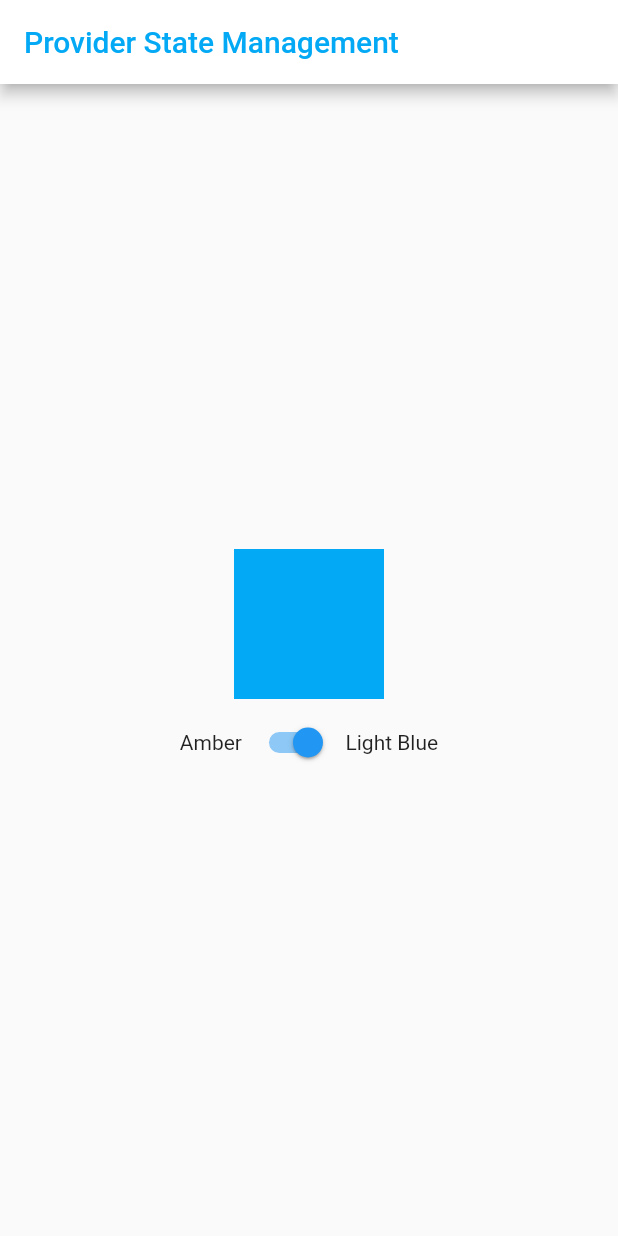
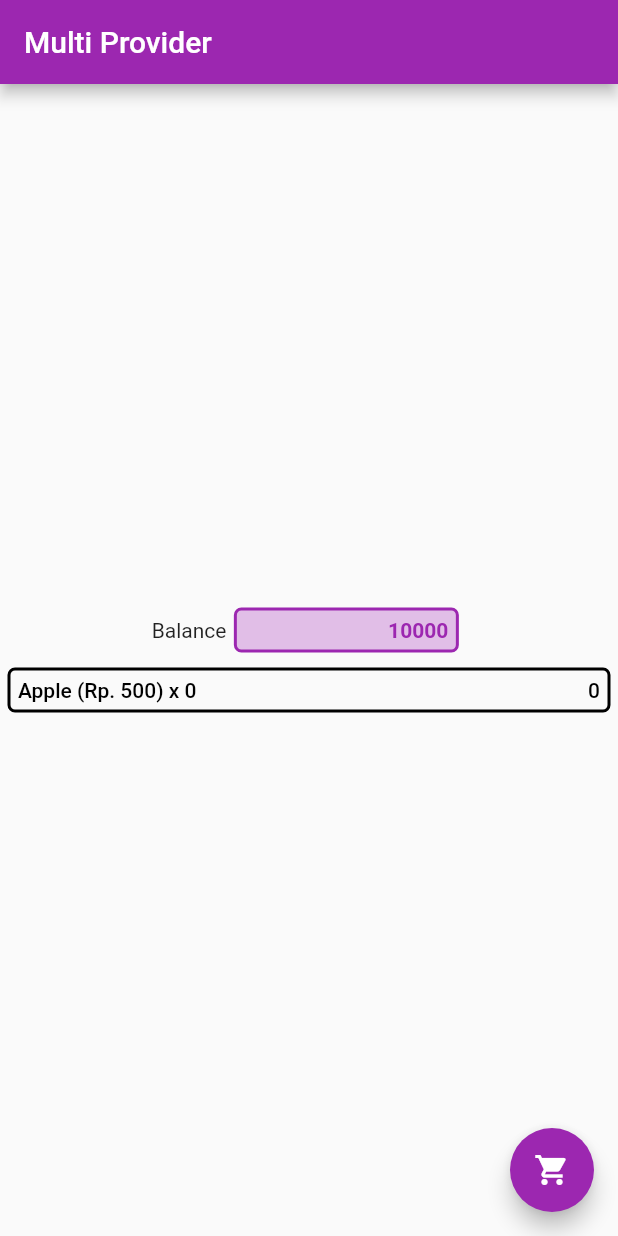
Before and after one commit to chaanto/state_flutter_fundamental, a Flutter app: the screen it shows after launch, on a phone screen of 412 x 824 dp. Run offline on Flutter 3.47's test engine with Material 2 defaults, Android fonts, the phone set to English and light mode, and no system bars.

Commit message:
learn about multi provider

```diff
--- /dev/null
+++ b/lib/balance.dart
@@ -0,0 +1,13 @@
+import 'package:flutter/cupertino.dart';
+
+class Balance with ChangeNotifier {
+  int _amount = 10000;
+
+  int get amount => _amount;
+
+  set amount(int value) {
+    _amount = value;
+
+    notifyListeners();
+  }
+}
--- /dev/null
+++ b/lib/chart.dart
@@ -0,0 +1,13 @@
+import 'package:flutter/cupertino.dart';
+
+class Cart with ChangeNotifier {
+  int _quantity = 0;
+
+  int get quantity => _quantity;
+
+  set quantity(int value) {
+    _quantity = value;
+
+    notifyListeners();
+  }
+}
--- a/lib/main.dart
+++ b/lib/main.dart
@@ -1,6 +1,7 @@
 import 'package:flutter/material.dart';
 import 'package:provider/provider.dart';
-import 'package:state_flutter_fundamental/color_changer.dart';
+import 'package:state_flutter_fundamental/balance.dart';
+import 'package:state_flutter_fundamental/chart.dart';
 
 void main() {
   runApp(MyApp());
@@ -10,42 +11,94 @@ class MyApp extends StatelessWidget {
   @override
   Widget build(BuildContext context) {
     return MaterialApp(
-      home: ChangeNotifierProvider<ColorChanger>(
-        create: (context) => ColorChanger(),
+      home: MultiProvider(
+        providers: [
+          ChangeNotifierProvider<Balance>(
+            create: (context) => Balance(),
+          ),
+          ChangeNotifierProvider<Cart>(
+            create: (context) => Cart(),
+          )
+        ],
         child: Scaffold(
+          floatingActionButton: Consumer<Balance>(
+            builder: (context, balance, _) => Consumer<Cart>(
+              builder: (context, cart, _) => FloatingActionButton(
+                onPressed: () {
+                  if (balance.amount >= 500) {
+                    cart.quantity += 1;
+                    balance.amount -= 500;
+                  }
+                },
+                child: Icon(Icons.shopping_cart),
+                backgroundColor: Colors.purple,
+              ),
+            ),
+          ),
           appBar: AppBar(
-            backgroundColor: Colors.white,
-            title: Consumer<ColorChanger>(
-                builder: (context, colorChanger, _) => Text(
-                      'Provider State Management',
-                      style: TextStyle(color: colorChanger.latestColor),
-                    )),
+            backgroundColor: Colors.purple,
+            title: Text('Multi Provider'),
           ),
           body: Center(
             child: Column(
               mainAxisAlignment: MainAxisAlignment.center,
               children: <Widget>[
-                Consumer<ColorChanger>(
-                  builder: (context, colorChanger, _) => AnimatedContainer(
-                      margin: EdgeInsets.all(5),
-                      width: 100,
-                      height: 100,
-                      color: colorChanger.latestColor,
-                      duration: Duration(milliseconds: 500)),
-                ),
                 Row(
                   mainAxisAlignment: MainAxisAlignment.center,
                   children: <Widget>[
-                    Container(margin: EdgeInsets.all(5), child: Text("Amber")),
-                    Consumer<ColorChanger>(
-                        builder: (context, colorChanger, _) => Switch(
-                            value: colorChanger.isLightBlue,
-                            onChanged: (newValue) {
-                              colorChanger.isLightBlue = newValue;
-                            })),
+                    Text("Balance"),
                     Container(
-                        margin: EdgeInsets.all(5), child: Text("Light Blue")),
+                      child: Align(
+                        alignment: Alignment.centerRight,
+                        child: Consumer<Balance>(
+                          builder: (context, balance, _) => Text(
+                            balance.amount.toString(),
+                            style: TextStyle(
+                                color: Colors.purple,
+                                fontWeight: FontWeight.w700),
+                          ),
+                        ),
+                      ),
+                      height: 30,
+                      width: 150,
+                      margin: EdgeInsets.all(5),
+                      padding: EdgeInsets.all(5),
+                      decoration: BoxDecoration(
+                          borderRadius: BorderRadius.circular(5),
+                          color: Colors.purple[100],
+                          border: Border.all(color: Colors.purple, width: 2)),
+                    )
                   ],
+                ),
+                Container(
+                  child: Align(
+                    alignment: Alignment.centerRight,
+                    child: Consumer<Cart>(
+                      builder: (context, cart, _) => Row(
+                        mainAxisAlignment: MainAxisAlignment.spaceBetween,
+                        children: [
+                          Text(
+                            'Apple (Rp. 500) x ' + cart.quantity.toString(),
+                            style: TextStyle(
+                                color: Colors.black,
+                                fontWeight: FontWeight.w500),
+                          ),
+                          Text(
+                            (500 * cart.quantity).toString(),
+                            style: TextStyle(
+                                color: Colors.black,
+                                fontWeight: FontWeight.w500),
+                          ),
+                        ],
+                      ),
+                    ),
+                  ),
+                  height: 30,
+                  margin: EdgeInsets.all(5),
+                  padding: EdgeInsets.all(5),
+                  decoration: BoxDecoration(
+                      borderRadius: BorderRadius.circular(5),
+                      border: Border.all(color: Colors.black, width: 2)),
                 )
               ],
             ),
--- a/pubspec.yaml
+++ b/pubspec.yaml
@@ -18,7 +18,7 @@ publish_to: 'none' # Remove this line if you wish to publish to pub.dev
 version: 1.0.0+1
 
 environment:
-  sdk: ">=2.12.0 <3.0.0"
+  sdk: ">=2.10.0 <3.0.0"
 
 # Dependencies specify other packages that your package needs in order to work.
 # To automatically upgrade your package dependencies to the latest versions
```
